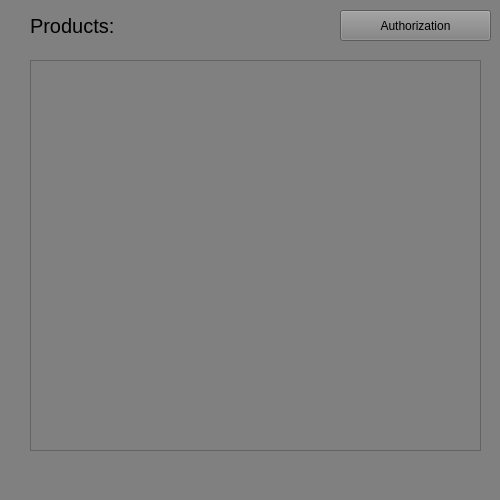
First picture: the form in mainwindow.ui, repository BeanDx/zoo-shop-qt-coursework, before the edit.
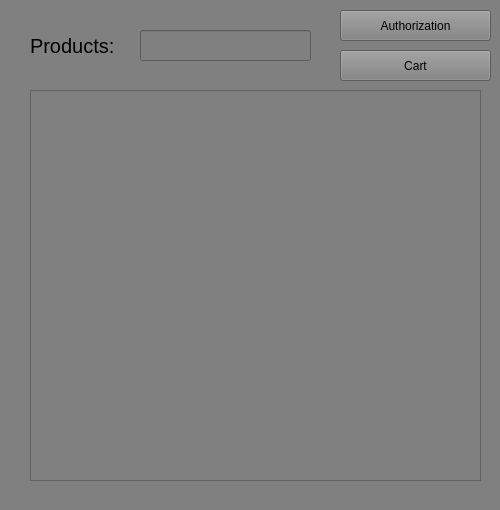
Second picture: the form after the edit.

Commit message: add cart btn and search input without functionality

```diff
--- a/mainwindow.ui
+++ b/mainwindow.ui
@@ -7,19 +7,19 @@
     <x>0</x>
     <y>0</y>
     <width>500</width>
-    <height>500</height>
+    <height>510</height>
    </rect>
   </property>
   <property name="minimumSize">
    <size>
     <width>500</width>
-    <height>500</height>
+    <height>510</height>
    </size>
   </property>
   <property name="maximumSize">
    <size>
     <width>500</width>
-    <height>500</height>
+    <height>510</height>
    </size>
   </property>
   <property name="windowTitle">
@@ -48,7 +48,7 @@
     <property name="geometry">
      <rect>
       <x>30</x>
-      <y>60</y>
+      <y>90</y>
       <width>451</width>
       <height>391</height>
      </rect>
@@ -58,7 +58,7 @@
     <property name="geometry">
      <rect>
       <x>30</x>
-      <y>10</y>
+      <y>30</y>
       <width>91</width>
       <height>31</height>
      </rect>
@@ -71,6 +71,29 @@
      <string>Products:</string>
     </property>
    </widget>
+   <widget class="QPushButton" name="cart">
+    <property name="geometry">
+     <rect>
+      <x>340</x>
+      <y>50</y>
+      <width>151</width>
+      <height>31</height>
+     </rect>
+    </property>
+    <property name="text">
+     <string>Cart</string>
+    </property>
+   </widget>
+   <widget class="QLineEdit" name="search_input">
+    <property name="geometry">
+     <rect>
+      <x>140</x>
+      <y>30</y>
+      <width>171</width>
+      <height>31</height>
+     </rect>
+    </property>
+   </widget>
   </widget>
   <widget class="QMenuBar" name="menubar">
    <property name="geometry">
```
The commit also changes 2 other files.
